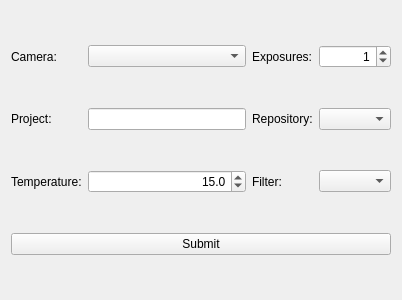
First picture: the form in snowgui/snowgui/task/tasksubmissionwidget.ui, repository AndreasFMueller/AstroPhotography, before the edit.
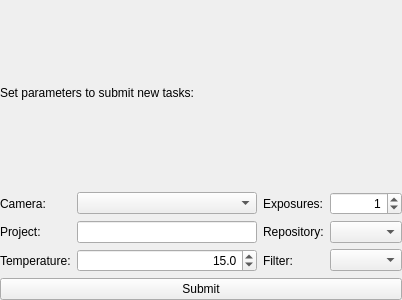
Second picture: the form after the edit.

Commit message: get the task queue working (except for repository)

```diff
--- a/snowgui/snowgui/task/tasksubmissionwidget.ui
+++ b/snowgui/snowgui/task/tasksubmissionwidget.ui
@@ -14,21 +14,69 @@
    <string>Form</string>
   </property>
   <layout class="QGridLayout" name="gridLayout">
-   <item row="3" column="0">
-    <widget class="QLabel" name="temperatureLabel">
+   <property name="leftMargin">
+    <number>0</number>
+   </property>
+   <property name="topMargin">
+    <number>0</number>
+   </property>
+   <property name="rightMargin">
+    <number>0</number>
+   </property>
+   <property name="bottomMargin">
+    <number>0</number>
+   </property>
+   <item row="4" column="3">
+    <widget class="QComboBox" name="filterBox"/>
+   </item>
+   <item row="2" column="0">
+    <widget class="QLabel" name="projectLabel">
      <property name="text">
-      <string>Temperature:</string>
+      <string>Project:</string>
      </property>
     </widget>
    </item>
-   <item row="6" column="0" colspan="4">
-    <widget class="QPushButton" name="submitButton">
+   <item row="2" column="2">
+    <widget class="QLabel" name="repositoryLabel">
      <property name="text">
-      <string>Submit</string>
+      <string>Repository:</string>
      </property>
     </widget>
    </item>
-   <item row="3" column="1">
+   <item row="2" column="3">
+    <widget class="QComboBox" name="repositoryBox"/>
+   </item>
+   <item row="1" column="2">
+    <widget class="QLabel" name="exposuresLabel">
+     <property name="text">
+      <string>Exposures:</string>
+     </property>
+    </widget>
+   </item>
+   <item row="2" column="1">
+    <widget class="QLineEdit" name="projectField"/>
+   </item>
+   <item row="1" column="3">
+    <widget class="QSpinBox" name="exposuresBox">
+     <property name="alignment">
+      <set>Qt::AlignRight|Qt::AlignTrailing|Qt::AlignVCenter</set>
+     </property>
+     <property name="value">
+      <number>1</number>
+     </property>
+    </widget>
+   </item>
+   <item row="1" column="1">
+    <widget class="QComboBox" name="cameraBox"/>
+   </item>
+   <item row="4" column="2">
+    <widget class="QLabel" name="filterLabel">
+     <property name="text">
+      <string>Filter:</string>
+     </property>
+    </widget>
+   </item>
+   <item row="4" column="1">
     <widget class="QDoubleSpinBox" name="temperatureBox">
      <property name="alignment">
       <set>Qt::AlignRight|Qt::AlignTrailing|Qt::AlignVCenter</set>
@@ -47,63 +95,34 @@
      </property>
     </widget>
    </item>
-   <item row="3" column="2">
-    <widget class="QLabel" name="filterLabel">
+   <item row="7" column="0" colspan="4">
+    <widget class="QPushButton" name="submitButton">
      <property name="text">
-      <string>Filter:</string>
+      <string>Submit</string>
      </property>
     </widget>
    </item>
-   <item row="0" column="1">
-    <widget class="QComboBox" name="cameraBox"/>
-   </item>
-   <item row="0" column="0">
+   <item row="1" column="0">
     <widget class="QLabel" name="cameraLabel">
      <property name="text">
       <string>Camera:</string>
      </property>
     </widget>
    </item>
-   <item row="3" column="3">
-    <widget class="QComboBox" name="filterBox"/>
-   </item>
-   <item row="0" column="2">
-    <widget class="QLabel" name="exposuresLabel">
+   <item row="4" column="0">
+    <widget class="QLabel" name="temperatureLabel">
      <property name="text">
-      <string>Exposures:</string>
+      <string>Temperature:</string>
      </property>
     </widget>
    </item>
-   <item row="0" column="3">
-    <widget class="QSpinBox" name="exposuresBox">
-     <property name="alignment">
-      <set>Qt::AlignRight|Qt::AlignTrailing|Qt::AlignVCenter</set>
-     </property>
-     <property name="value">
-      <number>1</number>
-     </property>
-    </widget>
-   </item>
-   <item row="1" column="3">
-    <widget class="QComboBox" name="repositoryBox"/>
-   </item>
-   <item row="1" column="2">
-    <widget class="QLabel" name="repositoryLabel">
+   <item row="0" column="0" colspan="4">
+    <widget class="QLabel" name="label">
      <property name="text">
-      <string>Repository:</string>
+      <string>Set parameters to submit new tasks:</string>
      </property>
     </widget>
    </item>
-   <item row="1" column="0">
-    <widget class="QLabel" name="projectLabel">
-     <property name="text">
-      <string>Project:</string>
-     </property>
-    </widget>
-   </item>
-   <item row="1" column="1">
-    <widget class="QLineEdit" name="projectField"/>
-   </item>
   </layout>
  </widget>
  <resources/>
```
The commit also changes 17 other files.
